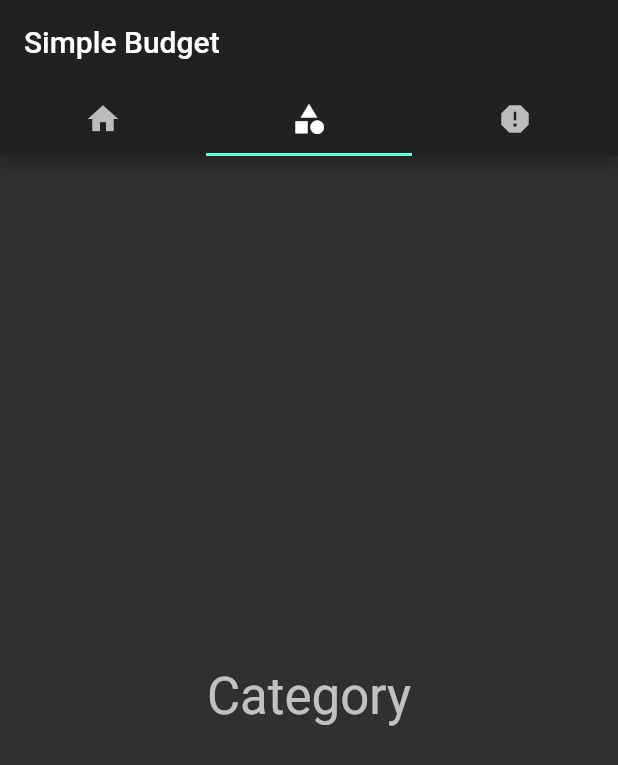
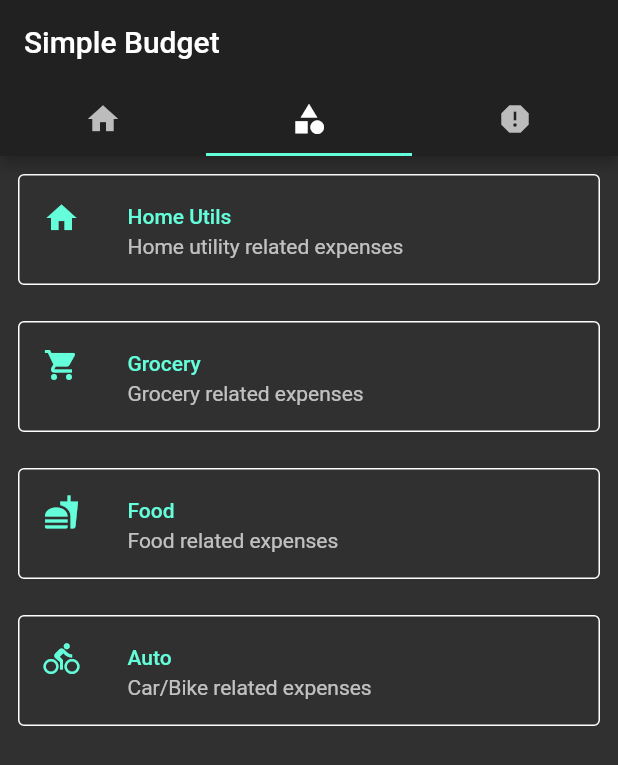
Before and after one commit to GuhaAG/simple_budget, a Flutter app: the screen it shows after launch, tab 2 chosen, on a phone screen of 412 x 824 dp. Shown: the top 765 px of the screen. Run offline on Flutter 3.47's test engine with Material 2 defaults, Android fonts, the phone set to English and light mode, and no system bars; our stand-ins replace built_value; generated files the repository leaves out were written again.

Commit message:
Add categories from list

```diff
--- a/lib/main.dart
+++ b/lib/main.dart
@@ -1,4 +1,5 @@
 import 'package:flutter/material.dart';
+import 'package:simple_budget/models/category_model.dart';
 
 void main() {
   runApp(SimpleBudgetApp());
@@ -24,11 +25,80 @@ class _HomePageState extends State<HomePage>
   TabController _tabController;
 
   List<String> _tabs = ["Home", "Category", "Report"];
+  List<CategoryModel> _lsCategories = List<CategoryModel>();
 
   @override
   void initState() {
     super.initState();
     _tabController = new TabController(vsync: this, length: _tabs.length);
+    _initCategories();
+  }
+
+  _initCategories() {
+    var cat1 = CategoryModel().rebuild((b) => b
+      ..id = 0
+      ..title = "Home Utils"
+      ..desc = "Home utility related expenses"
+      ..iconCodePoint = Icons.home.codePoint);
+
+    _lsCategories.add(cat1);
+
+    var cat2 = CategoryModel().rebuild((b) => b
+      ..id = 0
+      ..title = "Grocery"
+      ..desc = "Grocery related expenses"
+      ..iconCodePoint = Icons.local_grocery_store.codePoint);
+
+    _lsCategories.add(cat2);
+
+    var cat3 = CategoryModel().rebuild((b) => b
+      ..id = 0
+      ..title = "Food"
+      ..desc = "Food related expenses"
+      ..iconCodePoint = Icons.fastfood.codePoint);
+
+    _lsCategories.add(cat3);
+
+    var cat4 = CategoryModel().rebuild((b) => b
+      ..id = 0
+      ..title = "Auto"
+      ..desc = "Car/Bike related expenses"
+      ..iconCodePoint = Icons.directions_bike.codePoint);
+
+    _lsCategories.add(cat4);
+  }
+
+  Widget _getCategoryTab() {
+    return ListView.builder(
+      itemCount: _lsCategories.length,
+      itemBuilder: (BuildContext ctxt, int index) {
+        var category = _lsCategories[index];
+        return Container(
+          decoration: BoxDecoration(
+              borderRadius: BorderRadius.circular(4.0),
+              border: new Border.all(
+                  width: 1.0, style: BorderStyle.solid, color: Colors.white)),
+          margin: EdgeInsets.all(12.0),
+          child: ListTile(
+            onTap: () {},
+            leading: Icon(
+              IconData(category.iconCodePoint, fontFamily: 'MaterialIcons'),
+              color: Theme.of(context).accentColor,
+            ),
+            title: Text(
+              category.title,
+              style: Theme.of(context)
+                  .textTheme
+                  .body2
+                  .copyWith(color: Theme.of(context).accentColor),
+            ),
+            subtitle: Text(
+              category.desc,
+            ),
+          ),
+        );
+      },
+    );
   }
 
   @override
@@ -53,11 +123,7 @@ class _HomePageState extends State<HomePage>
               "Home",
               style: Theme.of(context).textTheme.headline4,
             )),
-            Center(
-                child: Text(
-              "Category",
-              style: Theme.of(context).textTheme.headline4,
-            )),
+            _getCategoryTab(),
             Center(
                 child: Text(
               "Reports",
--- /dev/null
+++ b/lib/models/category_model.dart
@@ -0,0 +1,25 @@
+import 'package:built_value/built_value.dart';
+import 'package:built_value/serializer.dart';
+
+part 'category_model.g.dart';
+
+abstract class CategoryModel
+    implements Built<CategoryModel, CategoryModelBuilder> {
+  CategoryModel._();
+
+  factory CategoryModel([updates(CategoryModelBuilder b)]) = _$CategoryModel;
+
+  static Serializer<CategoryModel> get serializer => _$categoryModelSerializer;
+
+  @nullable
+  int get id;
+
+  @nullable
+  String get title;
+
+  @nullable
+  String get desc;
+
+  @nullable
+  int get iconCodePoint;
+}
--- /dev/null
+++ b/lib/models/serializers.dart
@@ -0,0 +1,9 @@
+import 'package:built_value/serializer.dart';
+import 'package:built_value/standard_json_plugin.dart';
+import 'package:simple_budget/models/category_model.dart';
+
+part 'serializers.g.dart';
+
+@SerializersFor(const [CategoryModel])
+final Serializers serializers =
+    (_$serializers.toBuilder()..addPlugin(StandardJsonPlugin())).build();
```
Also changed, not shown: lib/models/category_model.g.dart (added), lib/models/serializers.g.dart (added).
